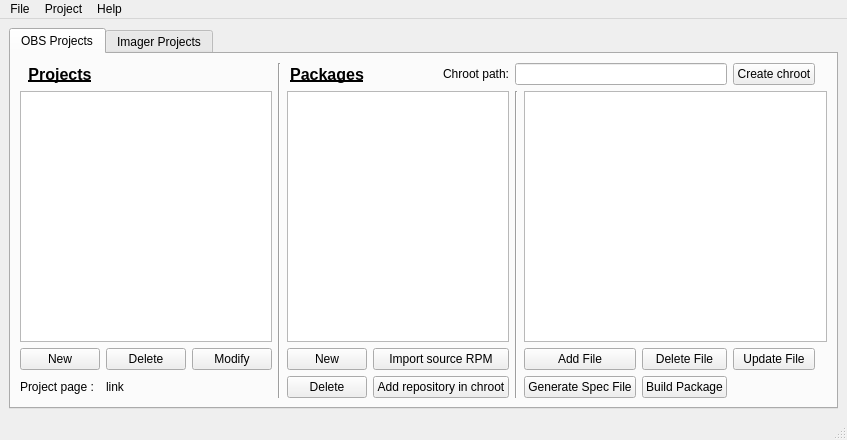
Old version of the form src/ObsLightGui/ui/obsLightMain.ui in the repository ronan22/obs-light.
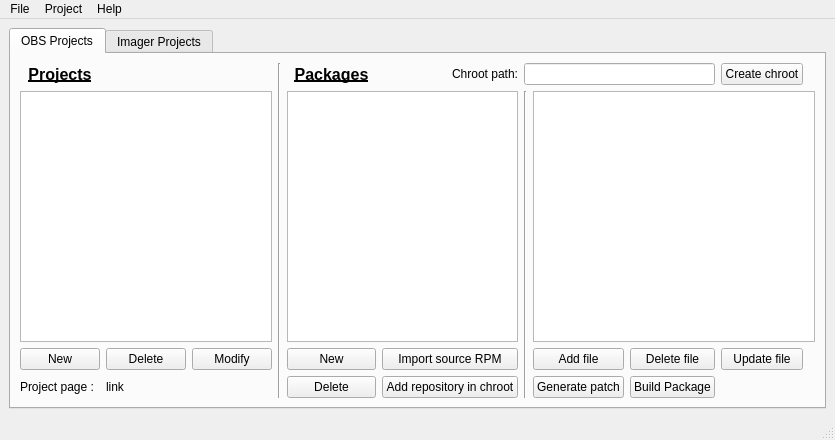
New version of the form.

Commit message: - implemented patch generation from GUI

Patch:
```diff
--- a/src/ObsLightGui/ui/obsLightMain.ui
+++ b/src/ObsLightGui/ui/obsLightMain.ui
@@ -6,7 +6,7 @@
    <rect>
     <x>0</x>
     <y>0</y>
-    <width>806</width>
+    <width>835</width>
     <height>440</height>
    </rect>
   </property>
@@ -100,21 +100,21 @@
         <item row="2" column="8">
          <widget class="QPushButton" name="addFileButton">
           <property name="text">
-           <string>Add File</string>
+           <string>Add file</string>
           </property>
          </widget>
         </item>
         <item row="2" column="9">
          <widget class="QPushButton" name="deleteFileButton">
           <property name="text">
-           <string>Delete File</string>
+           <string>Delete file</string>
           </property>
          </widget>
         </item>
         <item row="2" column="10">
          <widget class="QPushButton" name="updateFileButton">
           <property name="text">
-           <string>Update File</string>
+           <string>Update file</string>
           </property>
          </widget>
         </item>
@@ -164,7 +164,7 @@
         <item row="3" column="8">
          <widget class="QPushButton" name="generateSpecFileButton">
           <property name="text">
-           <string>Generate Spec File</string>
+           <string>Generate patch</string>
           </property>
          </widget>
         </item>
@@ -753,7 +753,7 @@
     <rect>
      <x>0</x>
      <y>0</y>
-     <width>806</width>
+     <width>835</width>
      <height>20</height>
     </rect>
    </property>
```
Left out of the diff: 2 changed lines with no effect on the pictures. The commit also changes 1 other file.
